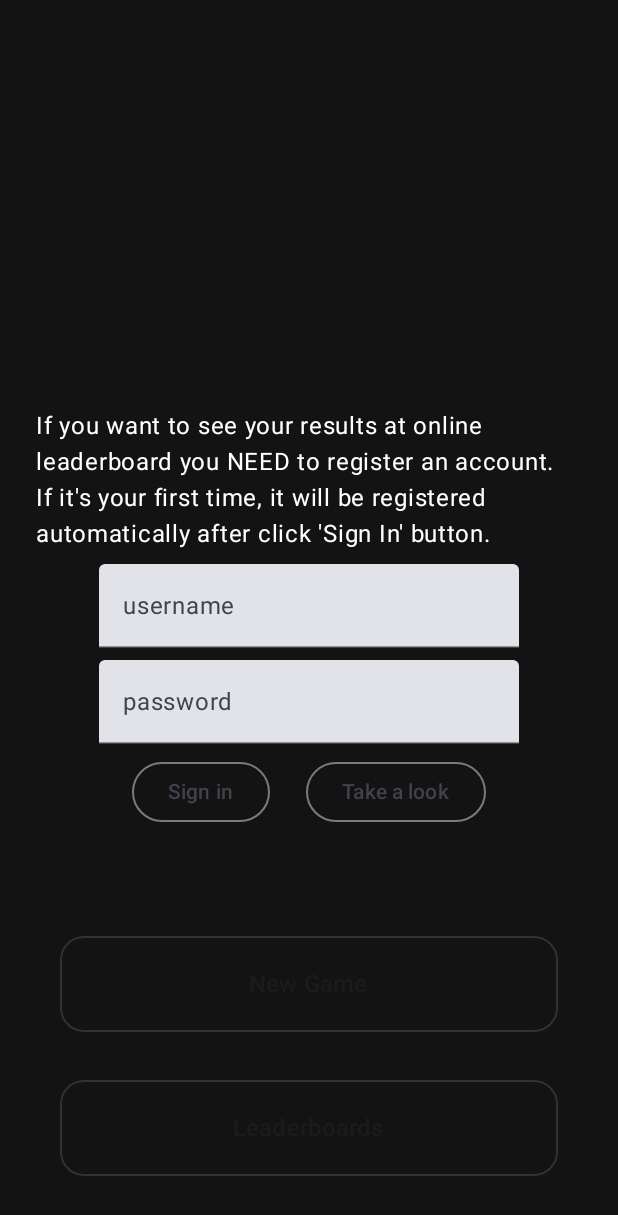
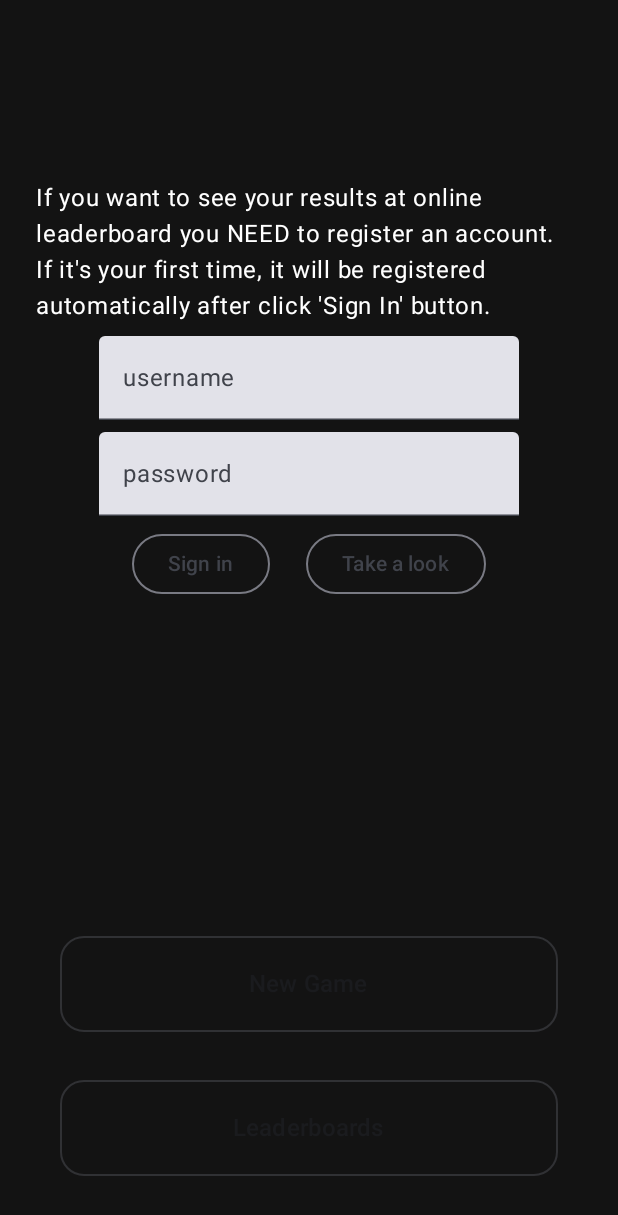
Before and after one commit to PseudoNIMB/SnakesUnited, an Android app built with Jetpack Compose: the screen it shows after launch (MainActivity), after a tap on "Leaderboards", on a phone screen of 412 x 824 dp. Shown: the top 1215 px of the screen. Run offline under Robolectric (Android 15) with nearby library versions, the phone set to English and light mode, and no system bars; our stand-ins replace Firebase (no records; nobody signed in at launch, a user with empty details on screens opened directly).

Commit message:
0.4 cloud highscore after login writing into local highscore dataclass

```diff
--- a/app/build.gradle.kts
+++ b/app/build.gradle.kts
@@ -15,7 +15,7 @@ android {
         minSdk = 24
         targetSdk = 34
         versionCode = 1
-        versionName = "0.3"
+        versionName = "0.4"
         archivesName = "SnakesUnited $versionName"
 
         testInstrumentationRunner = "androidx.test.runner.AndroidJUnitRunner"
--- a/app/src/main/java/ru/pseudonimb/snakesunited/ui/screens/GameOfSnakes.kt
+++ b/app/src/main/java/ru/pseudonimb/snakesunited/ui/screens/GameOfSnakes.kt
@@ -60,9 +60,21 @@ class GameOfSnakes(
 
     init {
         scope.launch {
+            var intStarted = 0
             while (true) {
+                //Перезапись облачного хайскора в локальный датастор после логина
+                if (auth.currentUser != null){
+                    fbs.collection("Records").document(auth.currentUser?.email?.substringBefore("@").toString()).get().addOnCompleteListener{
+                        val startedHighScore = it.result.data?.values?.first().toString()
+                        intStarted = Integer.valueOf(startedHighScore)
+                    }
+                }
+
                 //Скорость змейки (чем ближе к нулю тем быстрее)
                 delay(200)
+
+                dataStoreManager.saveSettings(SettingsData(intStarted))
+
                 mutableGameData.update {
                     val newPosition = it.snake.first().let { position ->
                         mutex.withLock {
@@ -136,7 +148,9 @@ fun Player(
     val state = game.gameData.collectAsState(initial = null)
     val dataState = game.dataStoreManager.getSettings().collectAsState(initial = SettingsData())
 
-    Column(horizontalAlignment = Alignment.CenterHorizontally, verticalArrangement = Arrangement.Bottom, modifier = Modifier.padding(0.dp, 16.dp).fillMaxSize()) {
+    Column(horizontalAlignment = Alignment.CenterHorizontally, verticalArrangement = Arrangement.Bottom, modifier = Modifier
+        .padding(0.dp, 16.dp)
+        .fillMaxSize()) {
         Text(
             modifier = Modifier
                 .align(Alignment.End)
--- a/app/src/main/java/ru/pseudonimb/snakesunited/ui/screens/MainScreen.kt
+++ b/app/src/main/java/ru/pseudonimb/snakesunited/ui/screens/MainScreen.kt
@@ -3,12 +3,15 @@ package ru.pseudonimb.snakesunited.ui.screens
 import android.util.Log
 import androidx.compose.foundation.layout.*
 import androidx.compose.foundation.shape.RoundedCornerShape
+import androidx.compose.foundation.text.KeyboardOptions
 import androidx.compose.material3.*
 import androidx.compose.runtime.*
 import androidx.compose.ui.Alignment
 import androidx.compose.ui.Modifier
 import androidx.compose.ui.graphics.Color
+import androidx.compose.ui.platform.LocalContext
 import androidx.compose.ui.res.stringResource
+import androidx.compose.ui.text.input.KeyboardType
 import androidx.compose.ui.unit.dp
 import androidx.compose.ui.unit.sp
 import androidx.compose.ui.window.Dialog
@@ -82,11 +85,11 @@ fun DialogAuth(dialogState: MutableState<Boolean>, navigateToRecords: () -> Unit
         dialogState.value = false
     }) {
         Column (
-            modifier = Modifier.fillMaxSize(),
+            modifier = Modifier.fillMaxSize().padding(0.dp, 120.dp),
             horizontalAlignment = Alignment.CenterHorizontally,
-            verticalArrangement = Arrangement.Center
+            verticalArrangement = Arrangement.Top
         ) {
-            //TODO Этот текст сдвигает клавиатуру -_- также необходимо пароль отображать ещё раз, с понтом "сохраните его чтобы продолжить игру на других устройствах, и увидите вы его только единожды"
+            //TODO Необходимо пароль отображать ещё раз, с понтом "сохраните его чтобы продолжить игру на других устройствах, и увидите вы его только единожды"
             Text(text = stringResource(R.string.if_you_want_to_see) + "\n" + stringResource(R.string.if_it_s_your_first_time), modifier = Modifier.padding(24.dp, 0.dp), color = Color.White)
             Spacer(modifier = Modifier.height(8.dp))
             TextField(value = username.value, singleLine = true, label = {Text(text = stringResource(id = R.string.username))}, onValueChange = {
```
Also changed, not shown: app/src/main/java/ru/pseudonimb/snakesunited/ui/screens/RecordsScreen.kt (+11 -3 lines).
